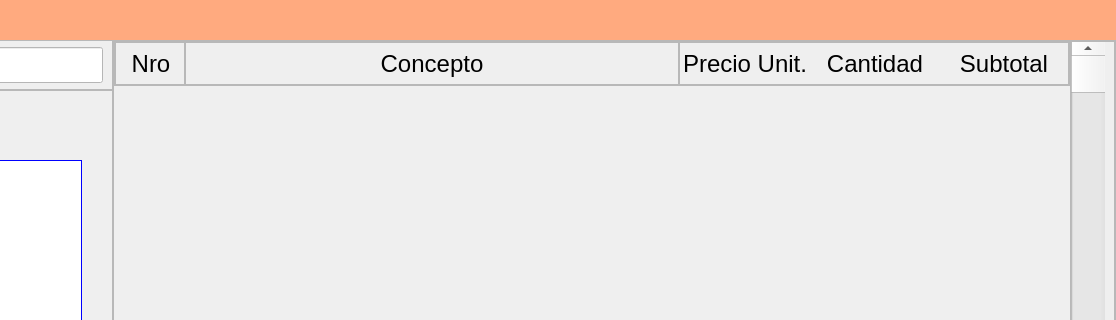
Before: the Qt Designer form sources/vtn/untitled.ui in Cesar073/Punto-Venta-3, drawn with Qt 5; both pictures show x 188 to 1304 and y 0 to 320 of the 1304 by 600 pixel window.
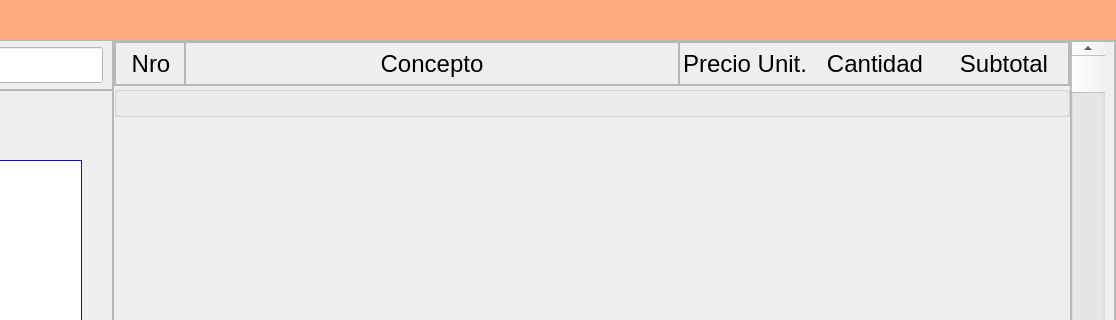
After: the same form once the commit is applied.

Diff of the .ui file:
```diff
--- a/sources/vtn/untitled.ui
+++ b/sources/vtn/untitled.ui
@@ -783,6 +783,13 @@
                           <property name="bottomMargin">
                            <number>0</number>
                           </property>
+                          <item>
+                           <widget class="QGroupBox" name="groupBox_7">
+                            <property name="title">
+                             <string/>
+                            </property>
+                           </widget>
+                          </item>
                           <item alignment="Qt::AlignTop">
                            <widget class="QFrame" name="frame_lista">
                             <property name="sizePolicy">
```
Left out of the diff: 19 changed lines with no effect on the pictures.
